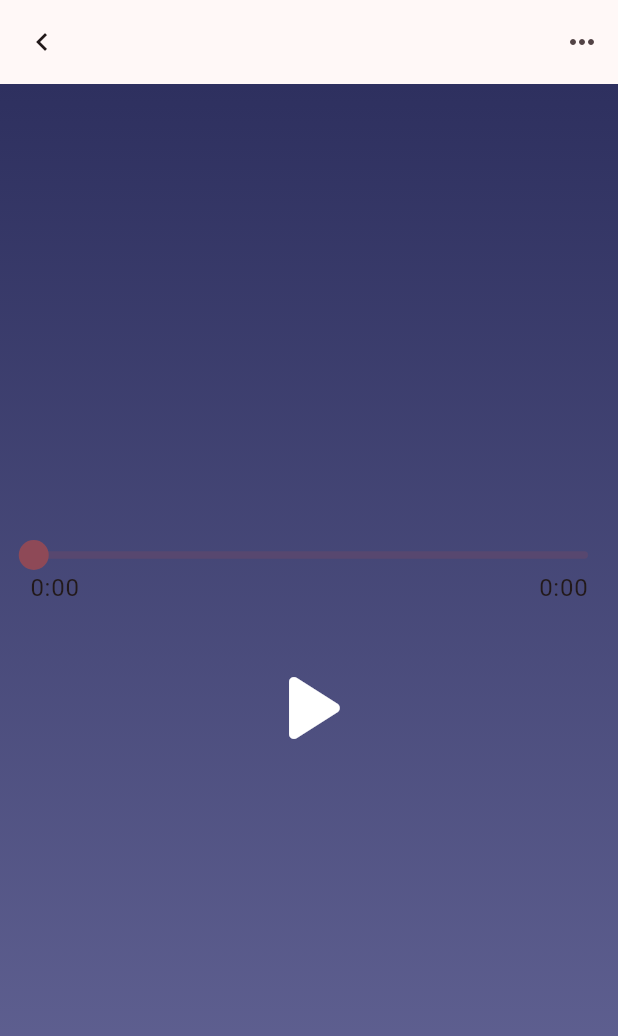
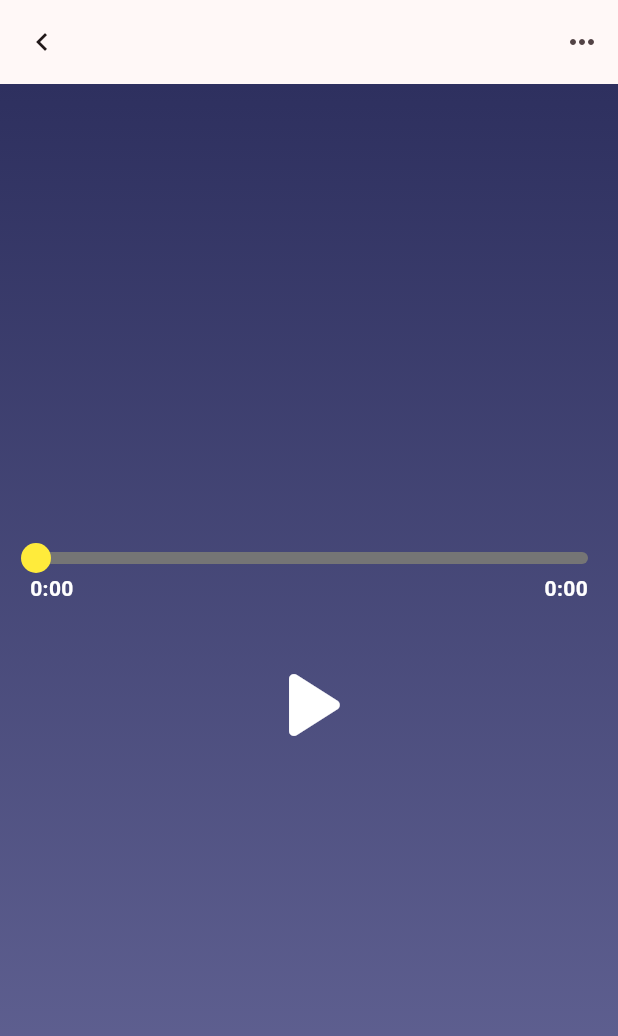
Before and after one commit to kiddo4/mini_music, a Flutter app: the screen it shows after launch, on a phone screen of 412 x 824 dp. Shown: the top 1036 px of the screen. Run offline on Flutter 3.47's test engine with Material 3 defaults, Android fonts, the phone set to English and light mode, and no system bars; drawn by our look-alikes of audio_video_progress_bar; our stand-ins replace just_audio, just_audio_background, rxdart.

```diff
--- a/lib/page/home.dart
+++ b/lib/page/home.dart
@@ -1,6 +1,7 @@
 import 'package:audio_video_progress_bar/audio_video_progress_bar.dart';
 import 'package:flutter/material.dart';
 import 'package:just_audio/just_audio.dart';
+import 'package:just_audio_background/just_audio_background.dart';
 import 'package:mini_music/widgets/control_widget.dart';
 import 'package:rxdart/rxdart.dart';
 
@@ -13,6 +14,20 @@ class AudioPlayerScreen extends StatefulWidget {
 
 class _AudioPlayerScreenState extends State<AudioPlayerScreen> {
   late AudioPlayer _audioPlayer;
+
+  final _playlist = ConcatenatingAudioSource(
+    children: [
+      AudioSource.uri(
+        Uri.parse('asset:///assets/audio/over.mp3'),
+        tag: MediaItem(
+          id: '0',
+          title: 'over',
+          artist: 'limoblaze ft elle limebear',
+          artUri: Uri.parse('https://i0.wp.com/justnaija.com/uploads/2023/11/Limoblaze-Over-artwork.jpeg')
+        )
+        ),
+    ]
+    );
 
   Stream<PositionData> get _positionDataStream =>
       Rx.combineLatest3<Duration, Duration, Duration?, PositionData>(
@@ -76,9 +91,16 @@ class _AudioPlayerScreenState extends State<AudioPlayerScreen> {
               builder: (context, snapshot) {
                 final positionData = snapshot.data;
                 return ProgressBar(
+                  barHeight: 8,
+                  baseBarColor: Colors.grey[600],
+                  bufferedBarColor: Colors.grey,
+                  progressBarColor: Colors.yellow,
+                  thumbColor: Colors.yellow,
+                  timeLabelTextStyle: const TextStyle(color: Colors.white, fontWeight: FontWeight.w600),
                   progress: positionData?.position ?? Duration.zero,
                   buffered: positionData?.bufferedPosition ?? Duration.zero,
-                  total: positionData?.duration ?? Duration.zero
+                  total: positionData?.duration ?? Duration.zero,
+                  onSeek: _audioPlayer.seek,
                   );
               }),
             const SizedBox(height: 20,),
```
